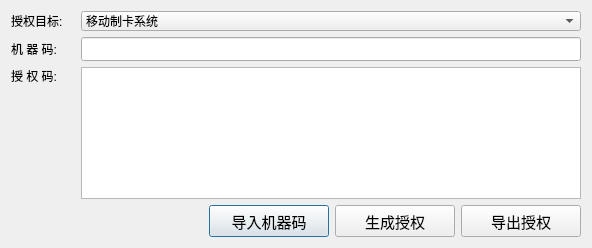
First picture: the form in KingaoLicense/register.ui, repository leithergit/SSCard_System, before the edit.
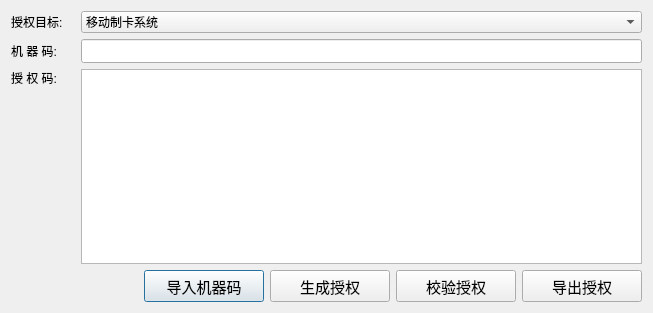
Second picture: the form after the edit.

```diff
--- a/KingaoLicense/register.ui
+++ b/KingaoLicense/register.ui
@@ -6,8 +6,8 @@
    <rect>
     <x>0</x>
     <y>0</y>
-    <width>592</width>
-    <height>248</height>
+    <width>653</width>
+    <height>313</height>
    </rect>
   </property>
   <property name="minimumSize">
@@ -165,6 +165,9 @@
          <height>120</height>
         </size>
        </property>
+       <property name="readOnly">
+        <bool>true</bool>
+       </property>
       </widget>
      </item>
     </layout>
@@ -222,6 +225,25 @@
        </property>
       </widget>
      </item>
+     <item>
+      <widget class="QPushButton" name="ButtonCheckLicense">
+       <property name="minimumSize">
+        <size>
+         <width>120</width>
+         <height>32</height>
+        </size>
+       </property>
+       <property name="font">
+        <font>
+         <family>微软雅黑</family>
+         <pointsize>11</pointsize>
+        </font>
+       </property>
+       <property name="text">
+        <string>校验授权</string>
+       </property>
+      </widget>
+     </item>
      <item>
       <widget class="QPushButton" name="ButtonExport">
        <property name="minimumSize">
```
